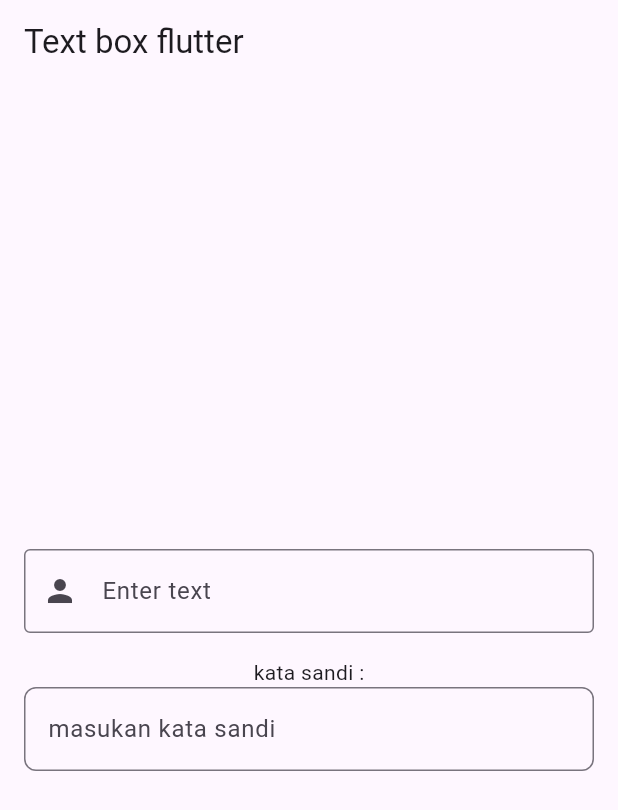
After one commit to ahmadsapey/latihan_flutter, a Flutter app: the screen it shows after launch, on a phone screen of 412 x 824 dp. The commit adds this screen. Shown: the top 810 px of the screen. Run offline on Flutter 3.47's test engine with Material 3 defaults, Android fonts, the phone set to English and light mode, and no system bars.

Commit message:
fix: update project

```diff
--- /dev/null
+++ b/lib/latihan/text_box.dart
@@ -0,0 +1,54 @@
+import 'package:flutter/material.dart';
+
+class TextBoxPage extends StatefulWidget {
+  const TextBoxPage({super.key});
+
+  @override
+  State<TextBoxPage> createState() => _TextBoxPageState();
+}
+
+class _TextBoxPageState extends State<TextBoxPage> {
+  final TextEditingController _controller = TextEditingController();
+
+  @override
+  void dispose() {
+    _controller.dispose();
+    super.dispose();
+  }
+
+  @override
+  Widget build(BuildContext context) {
+    return Scaffold(
+      appBar: AppBar(title: const Text('Text box flutter')),
+      body: Center(
+        child: Padding(
+          padding: const EdgeInsets.all(16.0),
+          child: Column(
+            mainAxisSize: MainAxisSize.min,
+            children: [
+              TextField(
+                controller: _controller,
+                decoration: const InputDecoration(
+                  prefixIcon: Icon(Icons.person),
+                  border: OutlineInputBorder(),
+                  labelText: 'Enter text',
+                ),
+              ),
+              const SizedBox(height: 16),
+              const Text("kata sandi :"),
+              TextField(
+                obscureText: true,
+                decoration: InputDecoration(
+                  hintText: "masukan kata sandi",
+                  border: OutlineInputBorder(
+                    borderRadius: BorderRadius.circular(8),
+                  ),
+                ),
+              ),
+            ],
+          ),
+        ),
+      ),
+    );
+  }
+}
--- a/lib/main.dart
+++ b/lib/main.dart
@@ -1,5 +1,6 @@
 import 'package:flutter/material.dart';
 import 'package:latihan_projek/latihan/quiz.dart';
+import 'package:latihan_projek/latihan/text_box.dart';
 
 void main(List<String> args) {
   runApp(MyApp());
@@ -11,7 +12,7 @@ class MyApp extends StatelessWidget {
   @override
   Widget build(BuildContext context) {
     return MaterialApp(
-      home: LatihanQuiz()
+      home: TextBoxPage()
     );
   }
 }
```
